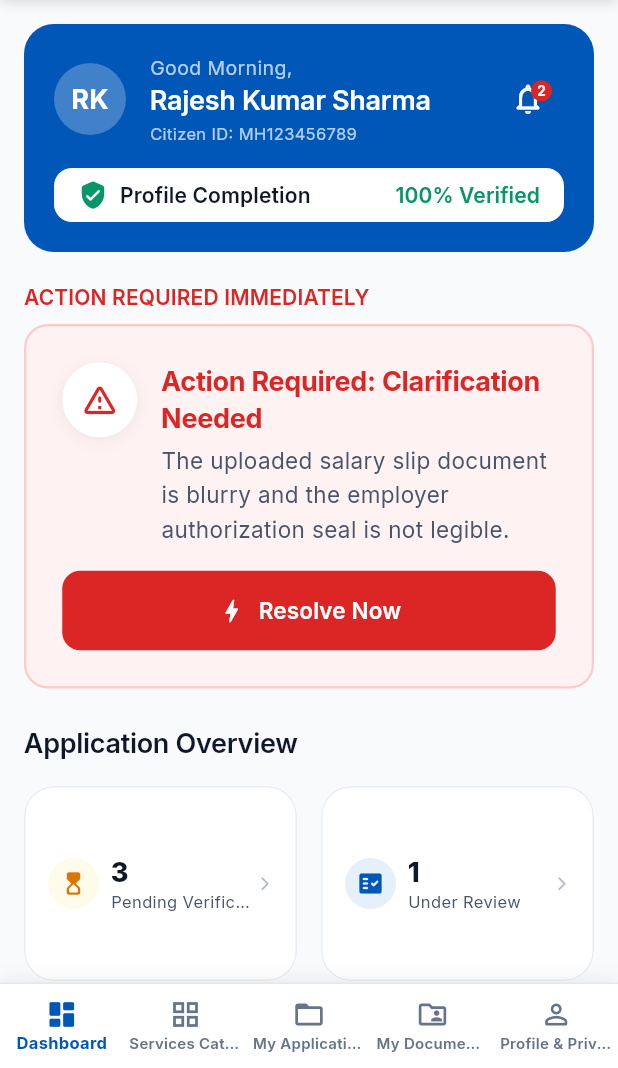
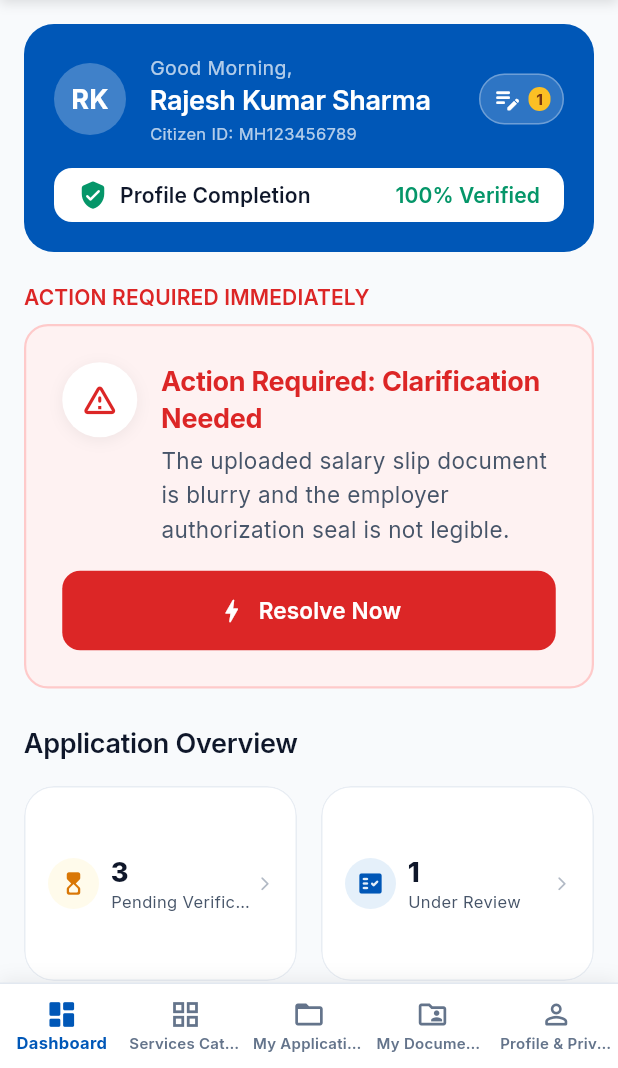
Before and after one commit to NeurixSIH/UniGovPortal, a Flutter app: the screen it shows after launch, on a phone screen of 412 x 824 dp, the part 168-1236 px from its top. Run offline on Flutter 3.47's test engine with Material 3 defaults, Android fonts, the light colour scheme and no system bars; our stand-ins replace cloud_firestore, firebase_core, google_fonts; accounts and stored records are empty.

Commit message:
feat: replace notification bell in citizen hero with saved drafts page and draft management

```diff
--- a/lib/features/citizen/citizen_dashboard_screen.dart
+++ b/lib/features/citizen/citizen_dashboard_screen.dart
@@ -18,6 +18,7 @@ class CitizenDashboardScreen extends StatelessWidget {
   final VoidCallback onBrowseAllServices;
   final VoidCallback onViewAllApplications;
   final ValueChanged<String>? onViewAllApplicationsWithFilter;
+  final VoidCallback? onOpenSavedDrafts;
   final VoidCallback? onOpenProfile;
 
   const CitizenDashboardScreen({
@@ -27,6 +28,7 @@ class CitizenDashboardScreen extends StatelessWidget {
     required this.onBrowseAllServices,
     required this.onViewAllApplications,
     this.onViewAllApplicationsWithFilter,
+    this.onOpenSavedDrafts,
     this.onOpenProfile,
   });
 
@@ -136,7 +138,8 @@ class CitizenDashboardScreen extends StatelessWidget {
       greeting = 'શુભ સવાર,';
     }
 
-    final unreadCount = state.unreadNotificationsCount;
+    final draftCount = state.draftApplicationsCount;
+    final isMobile = MediaQuery.of(context).size.width < 600;
 
     return Container(
       width: double.infinity,
@@ -177,43 +180,58 @@ class CitizenDashboardScreen extends StatelessWidget {
                   ],
                 ),
               ),
-              Stack(
-                clipBehavior: Clip.none,
+              // Saved Drafts button
+              Tooltip(
+                message: 'Saved Drafts ($draftCount)',
+                child: InkWell(
+                  onTap: onOpenSavedDrafts,
+                  borderRadius: BorderRadius.circular(AppSpacing.radiusFull),
+                  child: Container(
+                    padding: EdgeInsets.symmetric(
+                      horizontal: isMobile ? 8 : 12,
+                      vertical: isMobile ? 6 : 7,
+                    ),
+                    decoration: BoxDecoration(
+                      color: Colors.white.withValues(alpha: 0.18),
+                      borderRadius: BorderRadius.circular(AppSpacing.radiusFull),
+                      border: Border.all(color: Colors.white.withValues(alpha: 0.3)),
+                    ),
+                    child: Row(
+                      mainAxisSize: MainAxisSize.min,
                       children: [
-                  IconButton(
-                    onPressed: () {
-                      ScaffoldMessenger.of(context).showSnackBar(
-                        SnackBar(
-                          content: Text('You have $unreadCount unread notification(s).'),
-                          action: SnackBarAction(
-                            label: 'Mark All Read',
-                            onPressed: () => state.markAllNotificationsAsRead(),
+                        const Icon(Icons.edit_note_rounded, color: Colors.white, size: 20),
+                        if (!isMobile) ...[
+                          const SizedBox(width: 6),
+                          Text(
+                            'Saved Drafts',
+                            style: AppTypography.labelBold.copyWith(
+                              color: Colors.white,
+                              fontSize: 12,
                             ),
                           ),
-                      );
-                    },
-                    icon: const Icon(Icons.notifications_none_rounded, color: Colors.white),
-                    tooltip: 'Notifications',
+                        ],
+                        if (draftCount > 0) ...[
+                          SizedBox(width: isMobile ? 4 : 6),
+                          Container(
+                            padding: const EdgeInsets.symmetric(horizontal: 5, vertical: 1),
+                            decoration: BoxDecoration(
+                              color: const Color(0xFFFBBF24),
+                              borderRadius: BorderRadius.circular(10),
                             ),
-                  if (unreadCount > 0)
-                    Positioned(
-                      right: 8,
-                      top: 8,
-                      child: Container(
-                        padding: const EdgeInsets.all(4),
-                        decoration: const BoxDecoration(
-                          color: AppColors.danger,
-                          shape: BoxShape.circle,
-                        ),
-                        constraints: const BoxConstraints(minWidth: 14, minHeight: 14),
                             child: Text(
-                          '$unreadCount',
-                          style: const TextStyle(color: Colors.white, fontSize: 9, fontWeight: FontWeight.bold),
-                          textAlign: TextAlign.center,
+                              '$draftCount',
+                              style: const TextStyle(
+                                color: Color(0xFF78350F),
+                                fontSize: 10,
+                                fontWeight: FontWeight.w800,
                               ),
                             ),
                           ),
                         ],
+                      ],
+                    ),
+                  ),
+                ),
               ),
             ],
           ),
@@ -358,9 +376,9 @@ class CitizenDashboardScreen extends StatelessWidget {
                 const SizedBox(width: AppSpacing.s),
                 Expanded(
                   child: _QuickActionBtn(
-                    icon: Icons.upload_file_rounded,
-                    label: 'Upload\nDocument',
-                    onTap: onViewAllApplications,
+                    icon: Icons.edit_note_rounded,
+                    label: 'Saved\nDrafts',
+                    onTap: onOpenSavedDrafts ?? onViewAllApplications,
                     color: const Color(0xFF6366F1),
                     bgColor: const Color(0xFFEEF2FF),
                   ),
--- a/lib/main.dart
+++ b/lib/main.dart
@@ -15,6 +15,7 @@ import 'features/auth/officer_login_screen.dart';
 import 'features/citizen/application_wizard/application_wizard_screen.dart';
 import 'features/citizen/citizen_dashboard_screen.dart';
 import 'features/citizen/documents/my_documents_screen.dart';
+import 'features/citizen/drafts/saved_drafts_screen.dart';
 import 'features/citizen/history/application_history_screen.dart';
 import 'features/citizen/profile/citizen_profile_screen.dart';
 import 'features/citizen/service_catalog_screen.dart';
@@ -91,12 +92,14 @@ class _MainShellScreenState extends State<MainShellScreen> {
   bool _isViewingCertificate = false;
   bool _isViewingRejection = false;
   bool _isResolvingInfoRequired = false;
+  bool _isViewingSavedDrafts = false;
 
   // Officer sub-view
   String? _activeOfficerReviewAppId;
 
   bool _canPopRoot(AppStateProvider state) {
-    if (_isViewingCertificate ||
+    if (_isViewingSavedDrafts ||
+        _isViewingCertificate ||
         _isViewingRejection ||
         _isResolvingInfoRequired ||
         _activeTrackingAppId != null ||
@@ -116,6 +119,10 @@ class _MainShellScreenState extends State<MainShellScreen> {
   }
 
   bool _handleBackNavigation(AppStateProvider state) {
+    if (_isViewingSavedDrafts) {
+      setState(() => _isViewingSavedDrafts = false);
+      return true;
+    }
     if (_isViewingCertificate) {
       setState(() => _isViewingCertificate = false);
       return true;
@@ -249,6 +256,23 @@ class _MainShellScreenState extends State<MainShellScreen> {
   // CITIZEN SHELL & SUB-VIEWS
   // ==========================================
   Widget _buildCitizenShell(AppStateProvider state) {
+    // 0. Saved Drafts Sub-view
+    if (_isViewingSavedDrafts) {
+      return SubViewScaffold(
+        title: 'Saved Draft Applications',
+        onBack: () => _handleBackNavigation(state),
+        body: SavedDraftsScreen(
+          onBack: () => _handleBackNavigation(state),
+          onResumeDraft: (serviceId) {
+            setState(() {
+              _isViewingSavedDrafts = false;
+              _activeWizardServiceId = serviceId;
+            });
+          },
+        ),
+      );
+    }
+
     // 1. Wizard Sub-view
     if (_activeWizardServiceId != null) {
       final srv = state.services.firstWhere(
@@ -382,6 +406,7 @@ class _MainShellScreenState extends State<MainShellScreen> {
       case 0:
         title = 'Citizen Services Dashboard';
         body = CitizenDashboardScreen(
+          onOpenSavedDrafts: () => setState(() => _isViewingSavedDrafts = true),
           onOpenApplication: (appId) => setState(() => _activeTrackingAppId = appId),
           onApplyService: (srvId) => setState(() => _activeWizardServiceId = srvId),
           onBrowseAllServices: () => setState(() {
```
Also changed, not shown: lib/core/state/app_state_provider.dart (+17 -0 lines), lib/features/citizen/drafts/saved_drafts_screen.dart (added, +469 -0 lines), 1 other file. Lines whose indentation alone changed are shown as unchanged.
